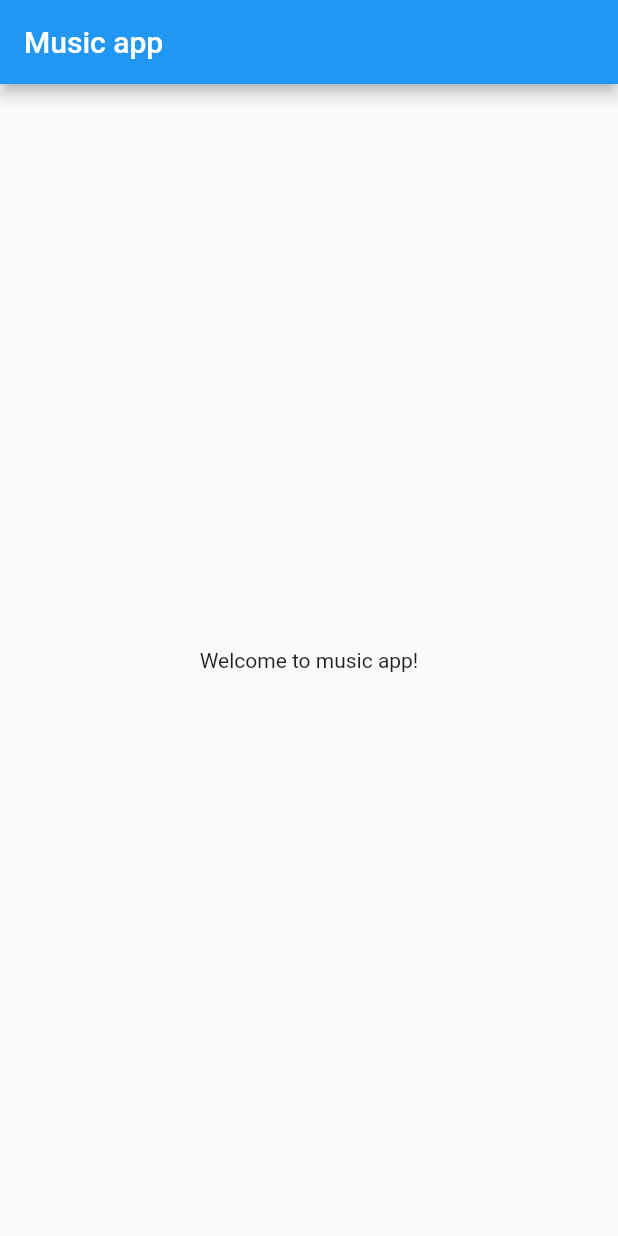
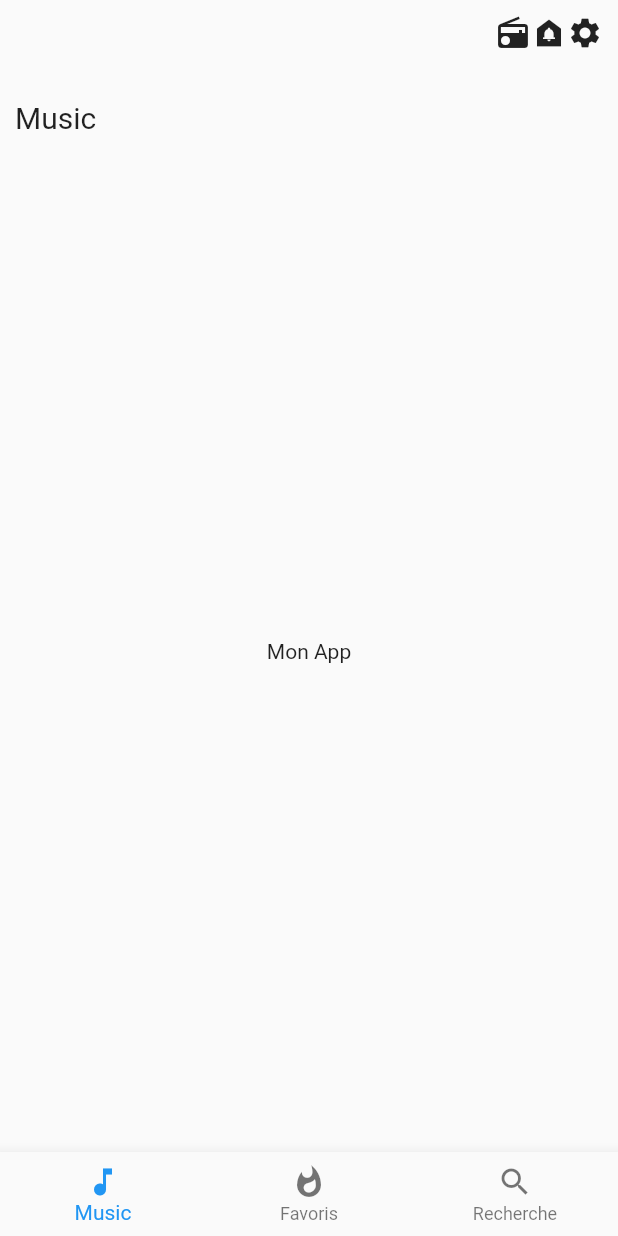
Before and after one commit to yhwachh/music_app, a Flutter app: the screen it shows after launch, on a phone screen of 412 x 824 dp. Run offline on Flutter 3.47's test engine with Material 2 defaults, Android fonts, the phone set to English and light mode, and no system bars; our stand-ins replace google_fonts; Roboto replaces fonts that are missing (Signika).

Commit message:
2_commit

```diff
--- /dev/null
+++ b/music_app/lib/controller/home_page.dart
@@ -0,0 +1,76 @@
+import 'package:flutter/material.dart';
+import 'package:music_app/model/bar_choice.dart';
+
+class Home_Page extends StatefulWidget {
+  const Home_Page({super.key});
+
+  @override
+  State<Home_Page> createState() => _Home_PageState();
+}
+
+class _Home_PageState extends State<Home_Page> {
+  int _currentIndex = 0;
+
+  List<BarChoice> _items = [
+    BarChoice(
+      label: "Music",
+      iconData: Icons.music_note,
+      page: Container(),
+    ),
+    BarChoice(
+      label: "Favoris",
+      iconData: Icons.whatshot,
+      page: Container(),
+    ),
+    BarChoice(
+      label: "Recherche",
+      iconData: Icons.search,
+      page: Container(),
+    ),
+  ];
+  @override
+  Widget build(BuildContext context) {
+    return Scaffold(
+      appBar: PreferredSize(
+        preferredSize: const Size.fromHeight(100), // Taille de la barre d'app
+        child: SafeArea(
+          // SafeArea pour eviter que le contenu soit caché par la barre de statut
+          child: Container(
+            padding: EdgeInsets.all(10),
+            child: Column(
+              mainAxisSize: MainAxisSize.max,
+              mainAxisAlignment: MainAxisAlignment.spaceBetween,
+              crossAxisAlignment:
+                  CrossAxisAlignment.start, // Alignement des enfants
+              children: [
+                Row(
+                  mainAxisAlignment: MainAxisAlignment.end,
+                  children: [
+                    Icon(Icons.radio),
+                    Icon(Icons.doorbell),
+                    Icon(Icons.settings),
+                  ],
+                ),
+                _items[_currentIndex].titleForAppBar,
+              ],
+            ),
+          ),
+        ),
+      ),
+      body: Center(
+        child: Text("Mon App"),
+      ),
+      bottomNavigationBar: BottomNavigationBar(
+        items: _items
+            .map((e) => e.item)
+            .toList(), // map pour transformer la liste en liste de BottomNavigationBarItem
+        currentIndex: _currentIndex,
+        onTap: (index) {
+          setState(() {
+            _currentIndex = index;
+          });
+        },
+      ),
+    );
+  }
+}
--- a/music_app/lib/main.dart
+++ b/music_app/lib/main.dart
@@ -1,4 +1,5 @@
 import 'package:flutter/material.dart';
+import 'package:music_app/controller/home_page.dart';
 
 void main() {
   runApp(MyApp());
@@ -17,11 +18,9 @@ class _MyAppState extends State<MyApp> {
     return MaterialApp(
       debugShowCheckedModeBanner: false,
       title: "Music App",
-      theme: ThemeData(primaryColor: Colors.blue),
-      home: Scaffold(
-        appBar: AppBar(title: Text("Music app")),
-        body: Center(child: Text("Welcome to music app!")),
-      ),
+      theme: ThemeData.light(),
+      darkTheme: ThemeData.dark(),
+      home: Scaffold(body: const Home_Page()),
     );
   }
 }
--- /dev/null
+++ b/music_app/lib/model/bar_choice.dart
@@ -0,0 +1,20 @@
+import 'package:flutter/material.dart';
+import 'package:google_fonts/google_fonts.dart';
+
+class BarChoice {
+  String label;
+  IconData iconData;
+  Widget page;
+
+  Icon get icon => Icon(iconData);
+
+  BottomNavigationBarItem get item => BottomNavigationBarItem(
+        icon: icon,
+        label: label,
+      );
+
+  Text get titleForAppBar =>
+      Text(label, style: GoogleFonts.signika(fontSize: 20));
+
+  BarChoice({required this.label, required this.iconData, required this.page});
+}
```
Also changed, not shown: music_app/pubspec.yaml (+6 -28 lines), music_app/pubspec.lock, 13 other files.
